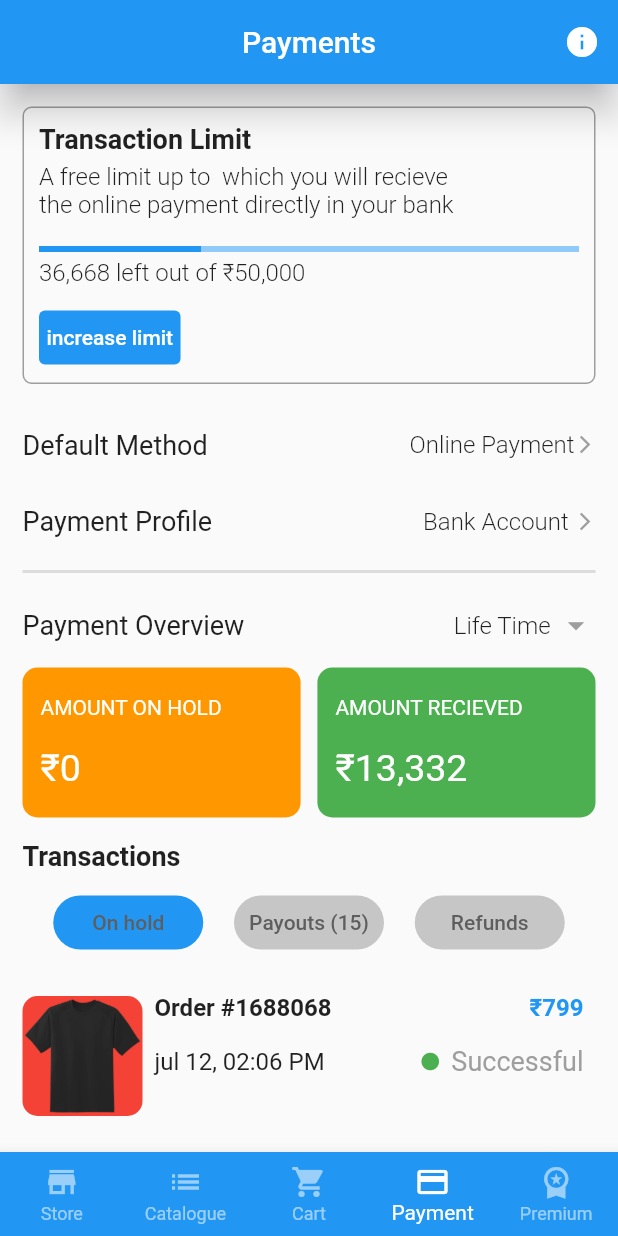
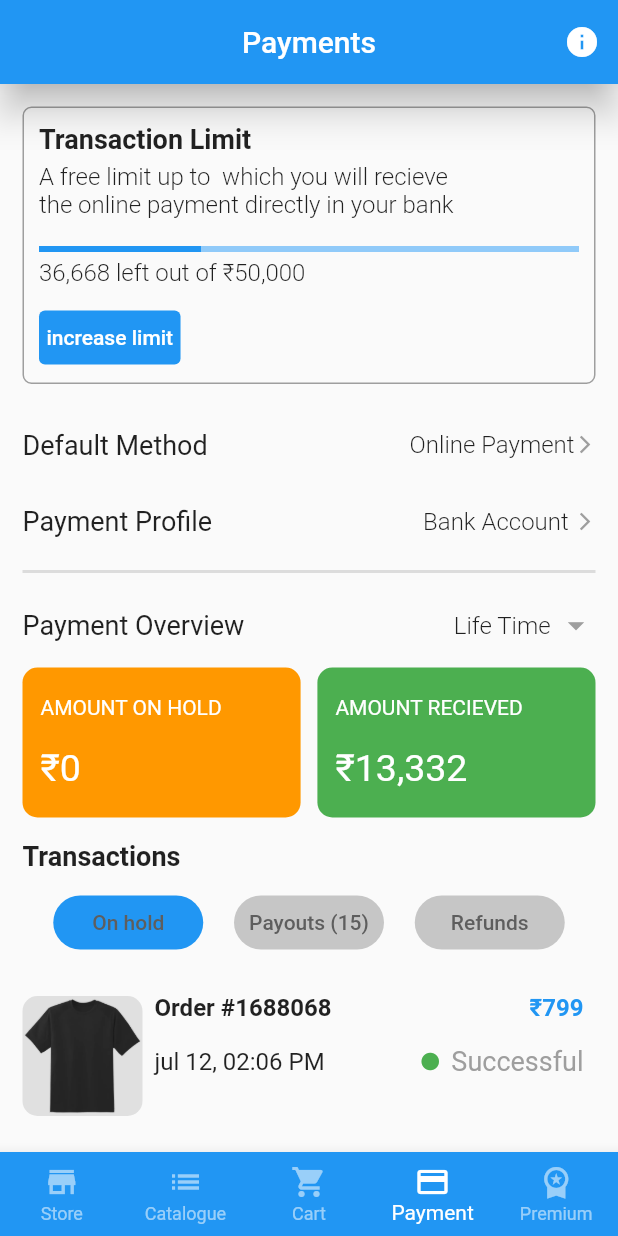
Before and after one commit to AhammedRisvin/Flutter_login_and_UI, a Flutter app: the ScreenbottomNavigationBar screen opened directly, item 4 of the bottom bar chosen, after a tap on "On hold", on a phone screen of 412 x 824 dp. Run offline on Flutter 3.47's test engine with Material 2 defaults, Android fonts, the phone set to English and light mode, and no system bars; our stand-ins replace get.

```diff
--- a/lib/Screens/bottom_navigation.dart
+++ /dev/null
@@ -1,68 +0,0 @@
-import 'package:flutter/material.dart';
-import 'package:login_app/Screens/cart.dart';
-import 'package:login_app/Screens/catalogue.dart';
-import 'package:login_app/Screens/dukaan_premium.dart';
-import 'package:login_app/Screens/payments.dart';
-import 'package:login_app/Screens/store.dart';
-
-class ScreenbottomNavigationBar extends StatefulWidget {
-  const ScreenbottomNavigationBar({super.key});
-
-  @override
-  State<ScreenbottomNavigationBar> createState() =>
-      _ScreenBottomNavigationBarState();
-}
-
-class _ScreenBottomNavigationBarState extends State<ScreenbottomNavigationBar> {
-  int currentIndex = 0;
-
-  final screens = [
-    ScreenStore(),
-    ScreenCatalogue(),
-    ScreenCart(),
-    ScreenPayment(),
-    ScreenPremium(),
-  ];
-
-  @override
-  Widget build(BuildContext context) {
-    return Scaffold(
-      body: screens[currentIndex],
-      bottomNavigationBar: BottomNavigationBar(
-        type: BottomNavigationBarType.fixed,
-        backgroundColor: Colors.blue,
-        selectedItemColor: Colors.white,
-        unselectedItemColor: Colors.white54,
-        currentIndex: currentIndex,
-        onTap: (value) => setState(() => currentIndex = value),
-        items: const [
-          BottomNavigationBarItem(
-            icon: Icon(Icons.store),
-            label: "Store",
-            //  backgroundColor: Colors.blue,
-          ),
-          BottomNavigationBarItem(
-            icon: Icon(Icons.list),
-            label: "Catalogue",
-            //  backgroundColor: Colors.blue,
-          ),
-          BottomNavigationBarItem(
-            icon: Icon(Icons.shopping_cart),
-            label: "Cart",
-            // backgroundColor: Colors.blue,
-          ),
-          BottomNavigationBarItem(
-            icon: Icon(Icons.payment),
-            label: "Payment",
-            // backgroundColor: Colors.blue,
-          ),
-          BottomNavigationBarItem(
-            icon: Icon(Icons.workspace_premium),
-            label: "Premium",
-            // backgroundColor: Colors.blue,
-          ),
-        ],
-      ),
-    );
-  }
-}
--- /dev/null
+++ b/lib/app/Controller/bottom_navigation_controller.dart
@@ -0,0 +1,23 @@
+import 'package:get/get.dart';
+
+import '../View/cart/cart.dart';
+import '../View/catalogue/catalogue.dart';
+import '../View/home/store.dart';
+import '../View/payment/payments.dart';
+import '../View/premium/dukaan_premium.dart';
+
+class BottomController extends GetxController {
+  RxInt currentIndex = 0.obs;
+  final screens = [
+    ScreenStore(),
+    ScreenCatalogue(),
+    const ScreenCart(),
+    ScreenPayment(),
+    const ScreenPremium(),
+  ];
+
+  void bottomnavigationcontroller(Value) {
+    currentIndex.value = Value;
+    update();
+  }
+}
--- /dev/null
+++ b/lib/app/Controller/payment_controller.dart
@@ -0,0 +1,38 @@
+import 'package:get/get.dart';
+
+class PaymentController extends GetxController {
+  RxInt isPressed = 0.obs;
+
+  List<String> imageDress = [
+    "assets/images/T-Shirt1.png",
+    "assets/images/T-Shirt2.png",
+    "assets/images/Mug.png",
+    "assets/images/combo2.png",
+  ];
+
+  List<String> priceEach = [
+    "₹799",
+    "₹799",
+    "₹399",
+    "₹699",
+  ];
+
+  List<String> timeDate = [
+    "jul 12, 02:06 PM",
+    "Apr 26, 07:47 AM",
+    "Apr 11, 10:54 AM",
+    "Apr 02, 11:29 AM",
+  ];
+
+  List<String> orderNumber = [
+    "Order #1688068",
+    "Order #1457741",
+    "Order #1408896",
+    "Order #1369633",
+  ];
+
+  void buttonController(int value) {
+    isPressed.value = value;
+    update();
+  }
+}
--- a/lib/Screens/cart.dart
+++ b/lib/app/View/cart/cart.dart
@@ -408,6 +408,7 @@ class ScreenCart extends StatelessWidget {
                 ),
                 Row(
                   children: [
+                    // ignore: sized_box_for_whitespace
                     Container(
                       width: MediaQuery.of(context).size.width * .46,
                       child: const Column(
@@ -438,6 +439,7 @@ class ScreenCart extends StatelessWidget {
                         ],
                       ),
                     ),
+                    // ignore: sized_box_for_whitespace
                     Container(
                       width: MediaQuery.of(context).size.width * .46,
                       child: const Column(
--- /dev/null
+++ b/lib/app/View/constants/bottom_navigation.dart
@@ -0,0 +1,58 @@
+import 'package:flutter/material.dart';
+import 'package:get/get.dart';
+
+import '../../Controller/bottom_navigation_controller.dart';
+
+class ScreenbottomNavigationBar extends StatelessWidget {
+  ScreenbottomNavigationBar({super.key});
+
+  final BottomController bottomController = Get.put(BottomController());
+
+  @override
+  Widget build(BuildContext context) {
+    return Scaffold(
+      body: Obx(
+        () => bottomController.screens[bottomController.currentIndex.value],
+      ),
+      bottomNavigationBar: Obx(
+        () => BottomNavigationBar(
+          type: BottomNavigationBarType.fixed,
+          backgroundColor: Colors.blue,
+          selectedItemColor: Colors.white,
+          unselectedItemColor: Colors.white54,
+          currentIndex: bottomController.currentIndex.value,
+          onTap: (value) {
+            bottomController.bottomnavigationcontroller(value);
+          },
+          items: const [
+            BottomNavigationBarItem(
+              icon: Icon(Icons.store),
+              label: "Store",
+              //  backgroundColor: Colors.blue,
+            ),
+            BottomNavigationBarItem(
+              icon: Icon(Icons.list),
+              label: "Catalogue",
+              //  backgroundColor: Colors.blue,
+            ),
+            BottomNavigationBarItem(
+              icon: Icon(Icons.shopping_cart),
+              label: "Cart",
+              // backgroundColor: Colors.blue,
+            ),
+            BottomNavigationBarItem(
+              icon: Icon(Icons.payment),
+              label: "Payment",
+              // backgroundColor: Colors.blue,
+            ),
+            BottomNavigationBarItem(
+              icon: Icon(Icons.workspace_premium),
+              label: "Premium",
+              // backgroundColor: Colors.blue,
+            ),
+          ],
+        ),
+      ),
+    );
+  }
+}
--- a/lib/Screens/store.dart
+++ b/lib/app/View/home/store.dart
@@ -1,29 +1,14 @@
 import 'package:flutter/material.dart';
-import 'package:login_app/Screens/info.dart';
+import 'package:get/get.dart';
+import 'package:login_app/app/View/info/info.dart';
+
+import '../../Controller/home_controller.dart';
 
 // ignore: must_be_immutable
 class ScreenStore extends StatelessWidget {
   ScreenStore({super.key});
 
-  List<String> iconImages = [
-    "assets/icons/marketing.png",
-    "assets/icons/mobile-payment.png",
-    "assets/icons/discount.png",
-    "assets/icons/customer.png",
-    "assets/icons/qr-code.png",
-    "assets/icons/indian-rupee.png",
-    "assets/icons/contact-form.png",
-  ];
-
-  List<String> textOne = [
-    "Marketing Designs",
-    "Online Payment",
-    "Discount Coupons",
-    "My Customers",
-    "Store QR Code",
-    "Extra Charges",
-    "Order Form",
-  ];
+  ListController listController = Get.put(ListController());
 
   @override
   Widget build(BuildContext context) {
@@ -38,7 +23,7 @@ class ScreenStore extends StatelessWidget {
         leading: IconButton(
           onPressed: () {
             Navigator.of(context).push(
-              MaterialPageRoute(builder: (context) => const ScreenInfoo()),
+              MaterialPageRoute(builder: (context) => ScreenInfoo()),
             );
           },
           icon: const Icon(Icons.menu),
@@ -61,8 +46,8 @@ class ScreenStore extends StatelessWidget {
                   crossAxisSpacing: 10,
                   mainAxisSpacing: 10),
               itemBuilder: (context, index) {
-                var textdata = textOne[index];
-                var imageIcon = iconImages[index];
+                var textdata = listController.textOne[index];
+                var imageIcon = listController.iconImages[index];
                 return Container(
                   decoration: BoxDecoration(
                       borderRadius: const BorderRadius.all(
--- a/lib/Screens/payments.dart
+++ b/lib/app/View/payment/payments.dart
@@ -1,42 +1,12 @@
 import 'package:flutter/material.dart';
+import 'package:get/get.dart';
 
-class ScreenPayment extends StatefulWidget {
-  const ScreenPayment({super.key});
+import '../../Controller/payment_controller.dart';
 
-  @override
-  State<ScreenPayment> createState() => _ScreenPaymentState();
-}
+class ScreenPayment extends StatelessWidget {
+  ScreenPayment({super.key});
 
-class _ScreenPaymentState extends State<ScreenPayment> {
-  int isPressed = 0;
-
-  List<String> imageDress = [
-    "assets/images/T-Shirt1.png",
-    "assets/images/T-Shirt2.png",
-    "assets/images/Mug.png",
-    "assets/images/combo2.png",
-  ];
-
-  List<String> priceEach = [
-    "₹799",
-    "₹799",
-    "₹399",
-    "₹699",
-  ];
-
-  List<String> timeDate = [
-    "jul 12, 02:06 PM",
-    "Apr 26, 07:47 AM",
-    "Apr 11, 10:54 AM",
-    "Apr 02, 11:29 AM",
-  ];
-
-  List<String> orderNumber = [
-    "Order #1688068",
-    "Order #1457741",
-    "Order #1408896",
-    "Order #1369633",
-  ];
+  PaymentController paymentController = Get.put(PaymentController());
 
   @override
   Widget build(BuildContext context) {
@@ -316,16 +286,16 @@ class _ScreenPaymentState extends State<ScreenPayment> {
               child: Row(
                 mainAxisAlignment: MainAxisAlignment.spaceEvenly,
                 children: [
-                  TextButton(
+                  Obx(
+                    () => TextButton(
                       onPressed: () {
-                      setState(() {
-                        isPressed = 0;
-                      });
+                        paymentController.buttonController(0);
                       },
                       style: ButtonStyle(
                         foregroundColor: MaterialStateProperty.all<Color>(
                             const Color.fromARGB(255, 94, 94, 94)),
-                      backgroundColor: MaterialStateProperty.all(isPressed == 0
+                        backgroundColor: MaterialStateProperty.all(
+                            paymentController.isPressed.value == 0
                                 ? Colors.blue
                                 : const Color.fromARGB(255, 198, 198, 198)),
                         shape: MaterialStateProperty.all(
@@ -334,21 +304,23 @@ class _ScreenPaymentState extends State<ScreenPayment> {
                           ),
                         ),
                         fixedSize: MaterialStateProperty.all<Size>(
-                        const Size(100, 30), // Set the desired width and height
+                          const Size(
+                              100, 30), // Set the desired width and height
                         ),
                       ),
                       child: const Text("On hold"),
                     ),
-                  TextButton(
+                  ),
+                  Obx(
+                    () => TextButton(
                       onPressed: () {
-                      setState(() {
-                        isPressed = 1;
-                      });
+                        paymentController.buttonController(1);
                       },
                       style: ButtonStyle(
                         foregroundColor: MaterialStateProperty.all<Color>(
                             const Color.fromARGB(255, 94, 94, 94)),
-                      backgroundColor: MaterialStateProperty.all(isPressed == 1
+                        backgroundColor: MaterialStateProperty.all(
+                            paymentController.isPressed.value == 1
                                 ? Colors.blue
                                 : const Color.fromARGB(255, 198, 198, 198)),
                         shape: MaterialStateProperty.all(
@@ -357,21 +329,23 @@ class _ScreenPaymentState extends State<ScreenPayment> {
                           ),
                         ),
                         fixedSize: MaterialStateProperty.all<Size>(
-                        const Size(100, 30), // Set the desired width and height
+                          const Size(
+                              100, 30), // Set the desired width and height
                         ),
                       ),
                       child: const Text("Payouts (15)"),
                     ),
-                  TextButton(
+                  ),
+                  Obx(
+                    () => TextButton(
                       onPressed: () {
-                      setState(() {
-                        isPressed = 2;
-                      });
+                        paymentController.buttonController(2);
                       },
                       style: ButtonStyle(
                         foregroundColor: MaterialStateProperty.all<Color>(
                             const Color.fromARGB(255, 94, 94, 94)),
-                      backgroundColor: MaterialStateProperty.all(isPressed == 2
+                        backgroundColor: MaterialStateProperty.all(
+                            paymentController.isPressed.value == 2
                                 ? Colors.blue
                                 : const Color.fromARGB(255, 198, 198, 198)),
                         shape: MaterialStateProperty.all(
@@ -380,10 +354,12 @@ class _ScreenPaymentState extends State<ScreenPayment> {
                           ),
                         ),
                         fixedSize: MaterialStateProperty.all<Size>(
-                        const Size(100, 30), // Set the desired width and height
+                          const Size(
+                              100, 30), // Set the desired width and height
                         ),
                       ),
                       child: const Text("Refunds"),
+                    ),
                   ),
                 ],
               ),
@@ -392,10 +368,10 @@ class _ScreenPaymentState extends State<ScreenPayment> {
                 physics: const NeverScrollableScrollPhysics(),
                 shrinkWrap: true,
                 itemBuilder: (context, index) {
-                  var dressImage = imageDress[index];
-                  var priceTag = priceEach[index];
-                  var dateTime = timeDate[index];
-                  var numberOrder = orderNumber[index];
+                  var dressImage = paymentController.imageDress[index];
+                  var priceTag = paymentController.priceEach[index];
+                  var dateTime = paymentController.timeDate[index];
+                  var numberOrder = paymentController.orderNumber[index];
                   return Padding(
                     padding: const EdgeInsets.all(15.0),
                     // ignore: sized_box_for_whitespace
@@ -409,7 +385,7 @@ class _ScreenPaymentState extends State<ScreenPayment> {
                             height: 80,
                             decoration: BoxDecoration(
                               borderRadius: BorderRadius.circular(10),
-                              color: Colors.red,
+                              color: Colors.grey[300],
                             ),
                             child: Image.asset(
                               dressImage,
@@ -491,7 +467,7 @@ class _ScreenPaymentState extends State<ScreenPayment> {
                     ),
                   );
                 },
-                itemCount: 4)
+                itemCount: 4),
           ],
         ),
       ),
--- a/pubspec.yaml
+++ b/pubspec.yaml
@@ -32,9 +32,11 @@ dependencies:
     sdk: flutter
 
 
+
   # The following adds the Cupertino Icons font to your application.
   # Use with the CupertinoIcons class for iOS style icons.
   cupertino_icons: ^1.0.2
+  get: ^4.6.6
 
 dev_dependencies:
   flutter_test:
```
Also changed, not shown: lib/app/Controller/catalogue_controller.dart (added, +30 -0 lines), lib/app/Controller/home_controller.dart (added, +23 -0 lines), lib/app/Controller/info_controller.dart (added, +10 -0 lines), lib/app/Controller/login_controller.dart (added, +52 -0 lines), lib/app/View/auth/login.dart (renamed from lib/Screens/login.dart, +16 -59 lines), lib/app/View/catalogue/catalogue.dart (renamed from lib/Screens/catalogue.dart, +21 -37 lines), lib/app/View/info/info.dart (renamed from lib/Screens/info.dart, +12 -18 lines), lib/app/View/premium/dukaan_premium.dart (renamed from lib/Screens/dukaan_premium.dart, +9 -4 lines), lib/main.dart (+4 -3 lines), lib/app/utils/constants.dart (added), pubspec.lock. Lines whose indentation alone changed are shown as unchanged.
